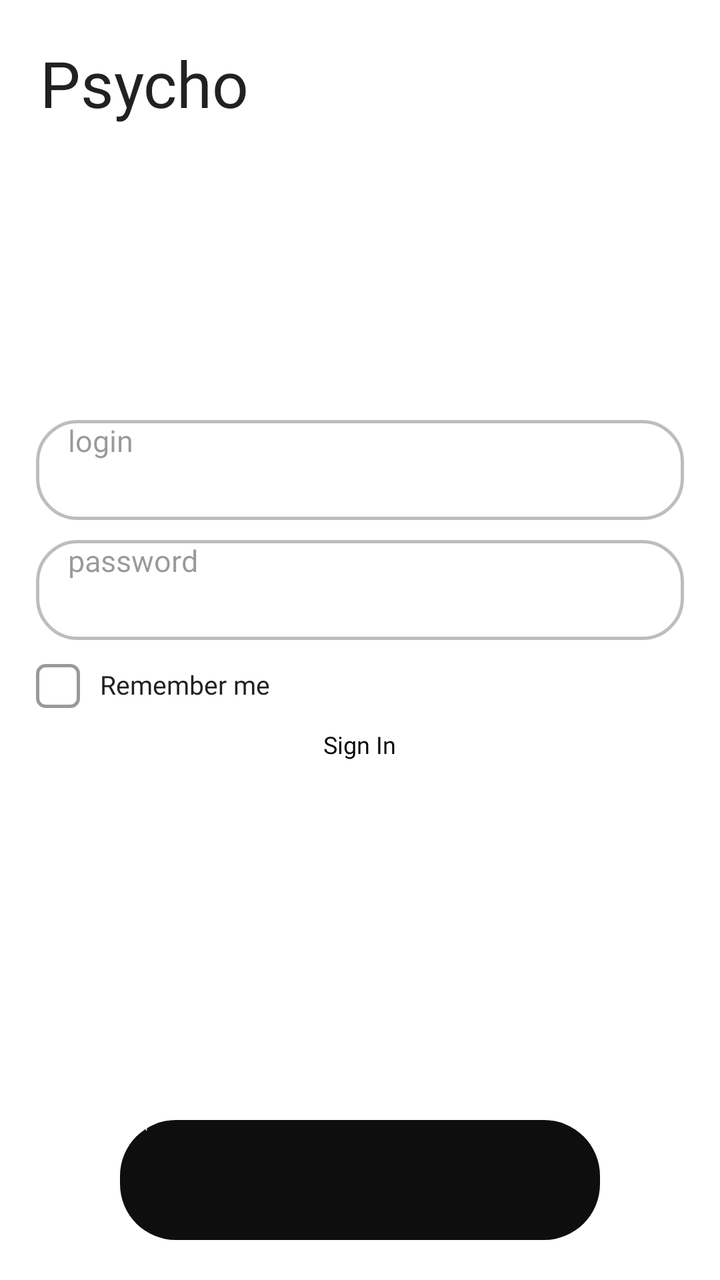
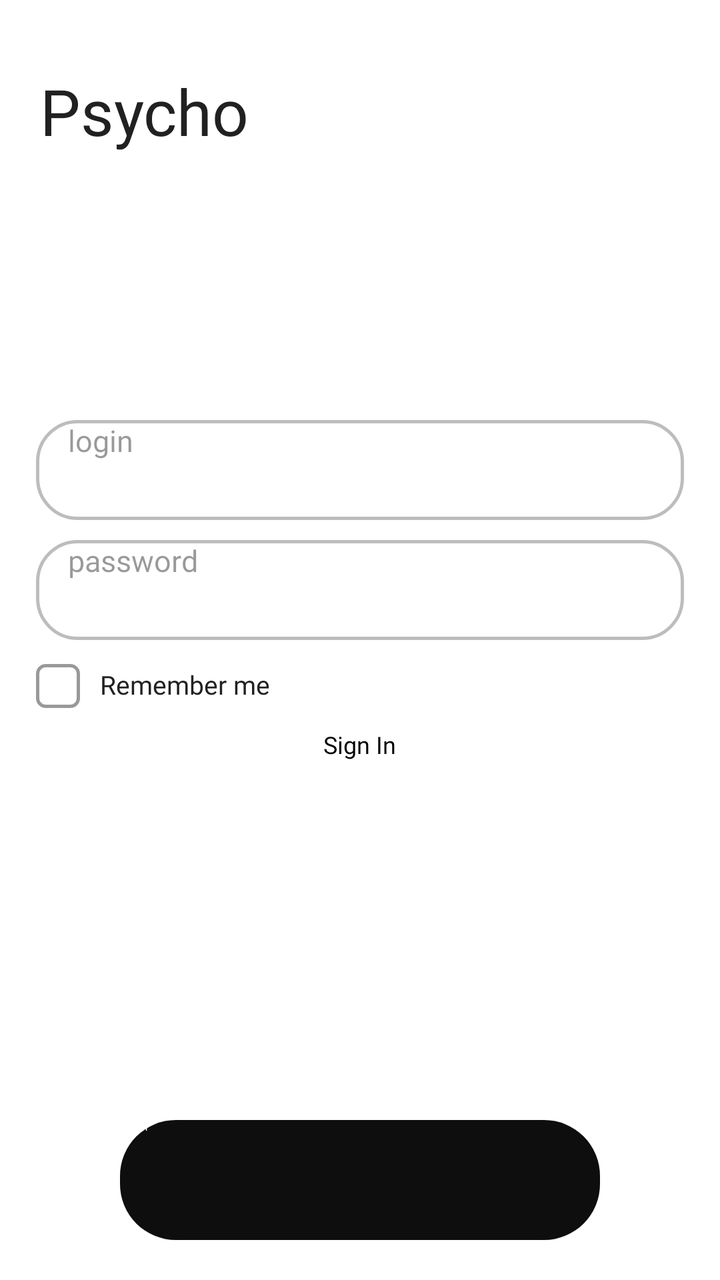

Two renders of the same Android screen: before a commit and after it. Below are the layout's source before the change and the commit's diff.
<!-- AndroidManifest.xml: application theme Theme.App.Starting -->
<!-- res/layout/login_activity.xml -->
<?xml version="1.0" encoding="utf-8"?>
    <FrameLayout xmlns:android="http://schemas.android.com/apk/res/android"
        android:orientation="vertical"
        android:layout_width="match_parent"
        android:layout_height="match_parent">
        <TextView
            android:id="@+id/icon"
            android:layout_width="wrap_content"
            android:layout_height="wrap_content"
            android:textColor="@color/black"
            android:fontFamily="@font/coolvetica"
            android:text="Psycho"
            android:textSize="32dp"
            android:layout_marginLeft="20dp"
            android:layout_marginTop="20dp"/>
        <LinearLayout
            android:layout_marginBottom="24dp"
            android:layout_gravity="center"
            android:layout_width="match_parent"
            android:layout_height="wrap_content"
            android:orientation="vertical">
            <EditText
                android:textSize="15dp"
                android:fontFamily="@font/geistmedium"
                android:textCursorDrawable="@color/black"
                android:hint="@string/login"
                android:textColor="@color/black"
                android:textColorHint="@color/black40"
                android:paddingLeft="16dp"
                android:id="@+id/login_space"
                android:layout_height="50dp"
                android:layout_width="match_parent"
                android:layout_marginLeft="18dp"
                android:layout_marginRight="18dp"
                android:background="@drawable/round_block"/>
            <EditText
                android:textSize="15dp"
                android:inputType="textPassword"
                android:fontFamily="@font/geistmedium"
                android:textCursorDrawable="@color/black"
                android:hint="@string/password"
                android:textColor="@color/black"
                android:textColorHint="@color/black40"
                android:paddingLeft="16dp"
                android:layout_marginTop="10dp"
                android:id="@+id/password_space"
                android:layout_height="50dp"
                android:layout_width="match_parent"
                android:layout_marginLeft="18dp"
                android:layout_marginRight="18dp"
                android:background="@drawable/round_block"/>
            <CheckBox
                android:id="@+id/cb_remember_me"
                android:layout_width="wrap_content"
                android:layout_height="wrap_content"
                android:layout_marginLeft="18dp"
                android:layout_marginStart="18dp"
                android:layout_marginTop="12dp"
                android:fontFamily="@font/geistmedium"
                android:text="@string/rememberme"
                android:textColor="@color/black"
                android:textSize="13sp"
                android:button="@drawable/checkbox"
                android:buttonTint="@null"
                android:gravity="center_vertical"
                android:minWidth="0dp"
                android:minHeight="0dp"
                android:paddingStart="10dp"
                android:paddingLeft="10dp"
                android:paddingTop="0dp"
                android:paddingBottom="0dp"
                android:includeFontPadding="false"/>
            <Button
                android:fontFamily="@font/geistmedium"
                android:background="@null"
                android:layout_marginTop="10dp"
                android:layout_gravity="center"
                android:textAllCaps="false"
                android:id="@+id/btn_go_to_reg"
                android:layout_width="wrap_content"
                android:layout_height="18dp"
                android:text="@string/signed_in"
                android:stateListAnimator="@null"
                android:textSize="12sp" />

        </LinearLayout>
        <Button
            android:stateListAnimator="@null"
            android:elevation="0dp"
            android:layout_marginBottom="20dp"
            android:layout_gravity="bottom"
            android:textAllCaps="false"
            android:layout_width="match_parent"
            android:layout_marginRight="60dp"
            android:layout_marginLeft="60dp"
            android:layout_height="60dp"
            android:background="@drawable/black_round_button"
            android:text="@string/login_for_button"
            android:id="@+id/login_btn"
            android:textColor="@color/background_color"
            android:fontFamily="@font/geistmedium"/>
    </FrameLayout>
<!-- resources referenced by this layout -->
<resources>
  <color name="background_color">#FFFFFF</color>
  <color name="black">#212121</color>
  <color name="black40">#66000000</color>
  <!-- drawable black_round_button (drawable) -->
  <?xml version="1.0" encoding="utf-8"?>
  <shape xmlns:android="http://schemas.android.com/apk/res/android">
      <solid android:color="@color/fullblack"></solid>
      <corners android:radius="28dp"></corners>
  </shape>
  <!-- drawable checkbox (drawable) -->
  <?xml version="1.0" encoding="utf-8"?>
  <selector xmlns:android="http://schemas.android.com/apk/res/android">
  
      
      <item android:state_checked="true">
          <layer-list>
              
              <item>
                  <shape android:shape="rectangle">
                      <size android:width="22dp" android:height="22dp"/>
                      <corners android:radius="4dp"/>
                      <solid android:color="@android:color/transparent"/>
                      <stroke android:width="1.5dp" android:color="@color/black"/>
                  </shape>
              </item>
  
              
              <item
                  android:drawable="@drawable/ic_check_black"
                  android:top="2dp"
                  android:bottom="2dp"
                  android:left="2dp"
                  android:right="2dp"/>
          </layer-list>
      </item>
  
      
      <item>
          <shape android:shape="rectangle">
              <size android:width="22dp" android:height="22dp"/>
              <corners android:radius="4dp"/>
              <solid android:color="@android:color/transparent"/>
              <stroke android:width="1.5dp" android:color="@color/black40"/>
          </shape>
      </item>
  </selector>
  <!-- drawable round_block (drawable) -->
  <?xml version="1.0" encoding="utf-8"?>
  <shape xmlns:android="http://schemas.android.com/apk/res/android">
      <solid android:color="@color/background_color"></solid>
      <corners android:radius="20dp"></corners>
      <stroke android:width="1.5dp"
          android:color="@color/line_color"></stroke>
  </shape>
  <string name="login">login</string>
  <string name="login_for_button">Log In</string>
  <string name="password">password</string>
  <string name="rememberme">Remember me</string>
  <string name="signed_in">Sign In</string>
  <style name="Theme.App.Starting" parent="Theme.SplashScreen">
          <item name="windowSplashScreenBackground">@color/background_color</item>
          <item name="windowSplashScreenAnimatedIcon">@drawable/icon_app_psycho_svg</item>
          <item name="postSplashScreenTheme">@style/Theme.PsychoApp</item>
      </style>
  <color name="fullblack">#0E0E0E</color>
  <!-- drawable ic_check_black (drawable) -->
  <vector xmlns:android="http://schemas.android.com/apk/res/android"
      android:width="18dp"
      android:height="18dp"
      android:viewportWidth="24"
      android:viewportHeight="24">
      <path
          android:fillColor="@color/black"
          android:pathData="M9,16.17L4.83,12l-1.42,1.41L9,19 21,7l-1.41,-1.41z"/>
  </vector>
  <color name="line_color">#BDBDBD</color>
  <!-- drawable icon_app_psycho_svg: vector/xml drawable (drawable, 4124 chars, omitted) -->
  <style name="Theme.PsychoApp" parent="Theme.AppCompat.Light.NoActionBar">
          <item name="android:statusBarColor">@color/fullblack</item>
          <item name="android:navigationBarColor">@color/fullblack</item>
          <item name="windowActionBar">false</item>
          <item name="windowNoTitle">true</item>
          <item name="colorControlActivated">@color/background_color</item>
          <item name="colorControlNormal">@color/black40</item>
          <item name="android:windowBackground">@color/background_color</item>
      </style>
</resources>

<!-- the commit's change to res/layout/login_activity.xml (unified diff, before → after) -->
@@ -12,7 +12,7 @@
             android:text="Psycho"
             android:textSize="32dp"
             android:layout_marginLeft="20dp"
-            android:layout_marginTop="20dp"/>
+            android:layout_marginTop="34dp"/>
         <LinearLayout
             android:layout_marginBottom="24dp"
             android:layout_gravity="center"
